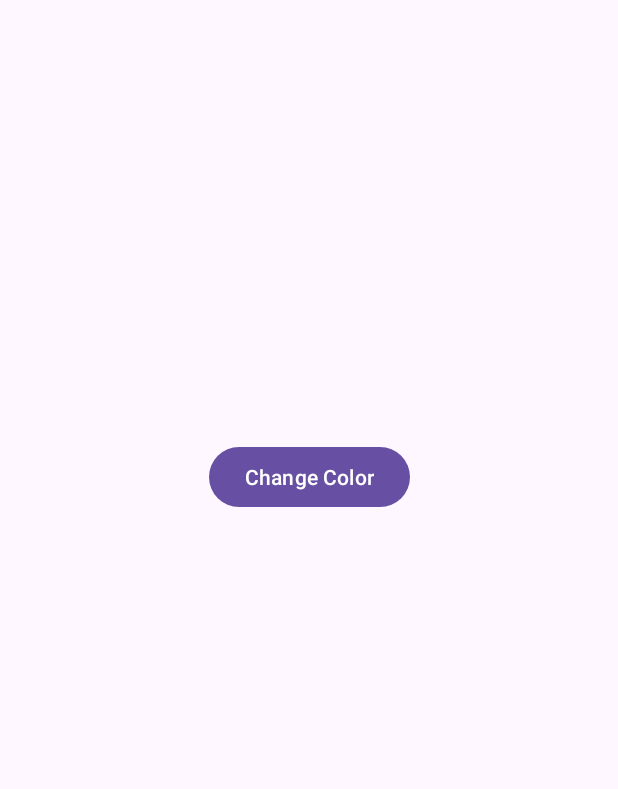
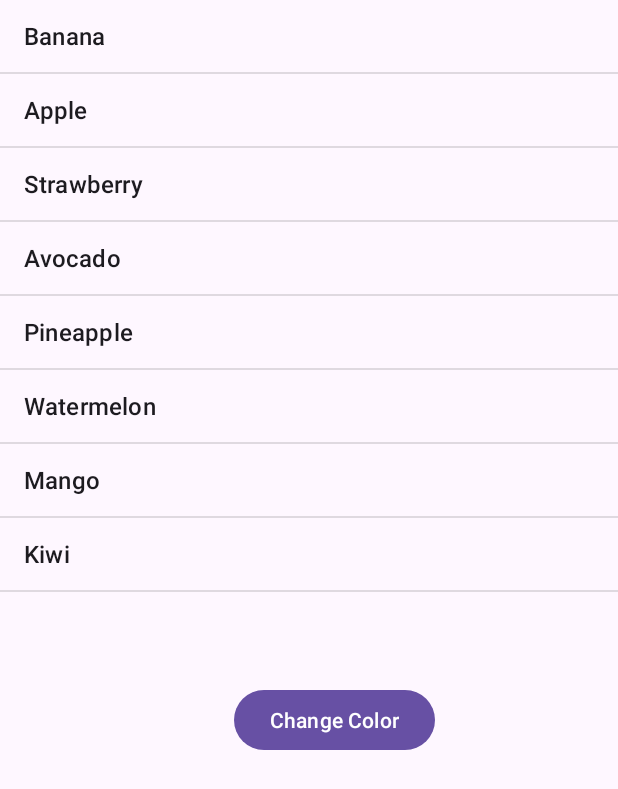
Before and after one commit to penanrajput/AsyncTasks, an Android app: the screen it shows after launch (MainActivity), on a phone screen of 412 x 824 dp. Shown: the top 789 px of the screen. Run offline under Robolectric (Android 15) with nearby library versions, the phone set to English and light mode, and no system bars.

Commit message:
added ListView
we have added ListVIew so that when we click on Button it stops all the activities of App for 10 seconds

```diff
--- a/app/src/main/java/com/example/asynctasks/MainActivity.java
+++ b/app/src/main/java/com/example/asynctasks/MainActivity.java
@@ -2,8 +2,11 @@ package com.example.asynctasks;
 
 import android.graphics.Color;
 import android.os.Bundle;
+import android.util.Log;
 import android.view.View;
+import android.widget.ArrayAdapter;
 import android.widget.Button;
+import android.widget.ListView;
 
 import androidx.activity.EdgeToEdge;
 import androidx.appcompat.app.AppCompatActivity;
@@ -14,8 +17,31 @@ import androidx.core.view.WindowInsetsCompat;
 
 public class MainActivity extends AppCompatActivity {
 
+    public static final String TAG = "ASYNC";
+    public String fruits[] = new String[]{
+            "Banana",
+            "Apple",
+            "Strawberry",
+            "Avocado",
+            "Pineapple",
+            "Watermelon",
+            "Mango",
+            "Kiwi",
+            "Orange",
+            "Berry",
+            "Blueberry",
+            "Cherry",
+            "Lemon",
+            "Apricot",
+            "Figs",
+            "Plum",
+            "Papaya",
+            "Grapefruit"
+    };
+
     Button btnChangeColor;
     ConstraintLayout clBackground;
+    ListView lvItems;
 
     @Override
     protected void onCreate(Bundle savedInstanceState) {
@@ -30,12 +56,40 @@ public class MainActivity extends AppCompatActivity {
 
         btnChangeColor = findViewById(R.id.btnChangeColor);
         clBackground = findViewById(R.id.clBackground);
+        lvItems = findViewById(R.id.lvItems);
+
+        //  public ArrayAdapter(@NonNull Context context, int resource, int textViewResourceId, @NonNull List<T> objects)
+        ArrayAdapter<String> arrayAdapter = new ArrayAdapter<String>(
+                this,
+                android.R.layout.simple_list_item_1,
+                android.R.id.text1,
+                fruits
+        );
+
+        // public void setAdapter(ListAdapter adapter)
+        lvItems.setAdapter(arrayAdapter);
+
+        //        System.currentTimeMillis(1000);
         btnChangeColor.setOnClickListener(new View.OnClickListener() {
 
             @Override
             public void onClick(View view) {
+                Log.d(TAG, "onClick: System.currentTimeMillis() = " + System.currentTimeMillis());
+                waitNSec(10);
                 clBackground.setBackgroundColor(Color.RED);
+                Log.d(TAG, "onClick: System.currentTimeMillis() = " + System.currentTimeMillis());
             }
         });
     }
+
+    void waitNSec(int n) {
+        for (int i = 0; i < n; i++) {
+            wait1Sec();
+        }
+    }
+
+    private void wait1Sec() {
+        long startTime = System.currentTimeMillis();
+        while (System.currentTimeMillis() < startTime + 1000) ;
+    }
 }
--- a/app/src/main/res/layout/activity_main.xml
+++ b/app/src/main/res/layout/activity_main.xml
@@ -7,14 +7,22 @@
     android:layout_height="match_parent"
     tools:context=".MainActivity">
 
+
+    <ListView
+        android:id="@+id/lvItems"
+        android:layout_width="match_parent"
+        android:layout_height="400dp" />
+
     <Button
         android:id="@+id/btnChangeColor"
         android:layout_width="wrap_content"
         android:layout_height="wrap_content"
-        android:layout_marginTop="294dp"
+        android:layout_marginTop="456dp"
         android:text="Change Color"
         app:layout_constraintEnd_toEndOf="parent"
+        app:layout_constraintHorizontal_bias="0.561"
         app:layout_constraintStart_toStartOf="parent"
         app:layout_constraintTop_toTopOf="parent" />
 
+
 </androidx.constraintlayout.widget.ConstraintLayout>
--- /dev/null
+++ b/app/src/main/res/layout/list_view_fruit.xml
@@ -0,0 +1,8 @@
+<?xml version="1.0" encoding="utf-8"?>
+<LinearLayout xmlns:android="http://schemas.android.com/apk/res/android"
+    android:layout_width="match_parent"
+    android:layout_height="match_parent"
+    android:orientation="vertical">
+
+
+</LinearLayout>
```
